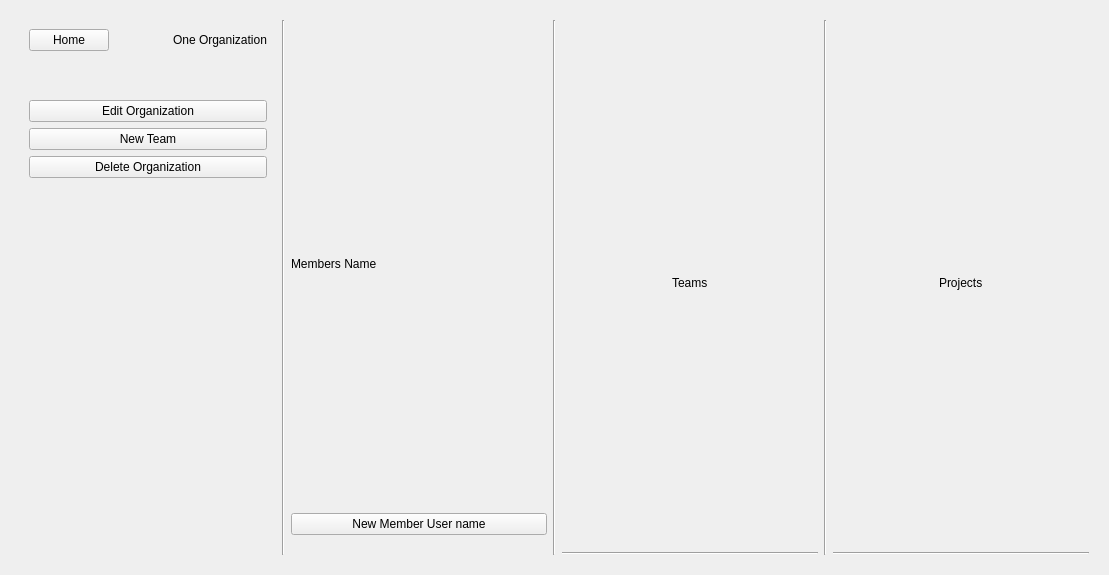
The window that Client/dashboard.ui (amirsoleimani7/AP_Project) describes before a commit, drawn with Qt 5.
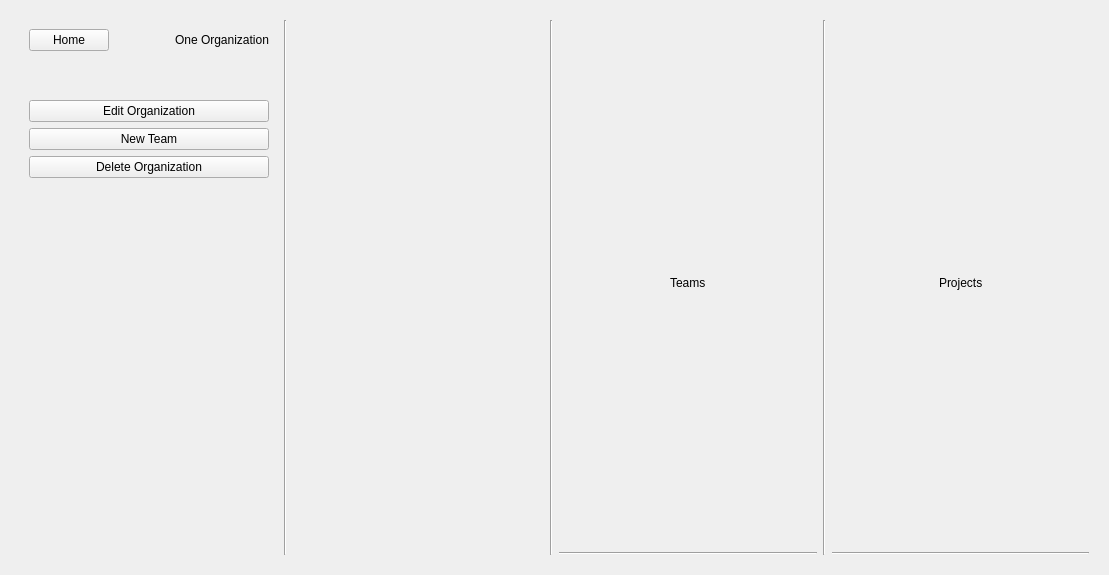
The same window after the commit. The open tabs and pages were chosen to show the change.

What changed in the file:
```diff
--- a/Client/dashboard.ui
+++ b/Client/dashboard.ui
@@ -830,20 +830,6 @@
        </item>
        <item>
         <layout class="QVBoxLayout" name="OrgSearchListLayout">
-         <item>
-          <widget class="QLabel" name="label_7">
-           <property name="text">
-            <string>Members Name</string>
-           </property>
-          </widget>
-         </item>
-         <item>
-          <widget class="QPushButton" name="pushButton_32">
-           <property name="text">
-            <string>New Member User name</string>
-           </property>
-          </widget>
-         </item>
          <item>
           <spacer name="horizontalSpacer_10">
            <property name="orientation">
```
Left out of the diff: 16 changed lines with no effect on the pictures.
